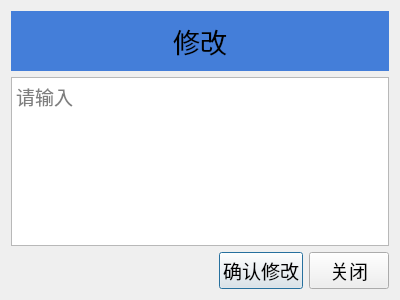
This is ui/widgets/subpages/pagejgxq/modify_dialog/dialog.ui in ArcherLuo233/election-s-prediction as Qt 5 draws it before an edit. The edited form follows.
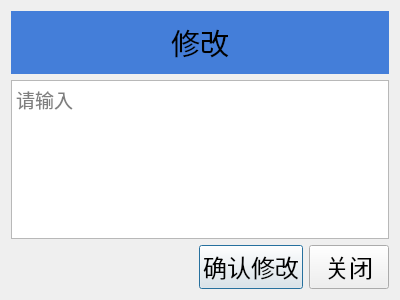
This is the edited form.

Patch:
```diff
--- a/ui/widgets/subpages/pagejgxq/modify_dialog/dialog.ui
+++ b/ui/widgets/subpages/pagejgxq/modify_dialog/dialog.ui
@@ -24,8 +24,8 @@
                 <widget class="QLabel" name="label">
                     <property name="font">
                         <font>
-                            <family>微软雅黑</family>
-                            <pointsize>20</pointsize>
+                            <family>华文新魏</family>
+                            <pointsize>22</pointsize>
                         </font>
                     </property>
                     <property name="styleSheet">
@@ -45,6 +45,7 @@
                 <widget class="QTextEdit" name="textEdit">
                     <property name="font">
                         <font>
+                            <family>黑体</family>
                             <pointsize>14</pointsize>
                         </font>
                     </property>
@@ -75,8 +76,8 @@
                         <widget class="QPushButton" name="btn_modify">
                             <property name="font">
                                 <font>
-                                    <family>微软雅黑</family>
-                                    <pointsize>14</pointsize>
+                                    <family>华文新魏</family>
+                                    <pointsize>18</pointsize>
                                 </font>
                             </property>
                             <property name="cursor">
@@ -91,8 +92,8 @@
                         <widget class="QPushButton" name="btn_close">
                             <property name="font">
                                 <font>
-                                    <family>微软雅黑</family>
-                                    <pointsize>14</pointsize>
+                                    <family>华文新魏</family>
+                                    <pointsize>18</pointsize>
                                 </font>
                             </property>
                             <property name="cursor">
```
